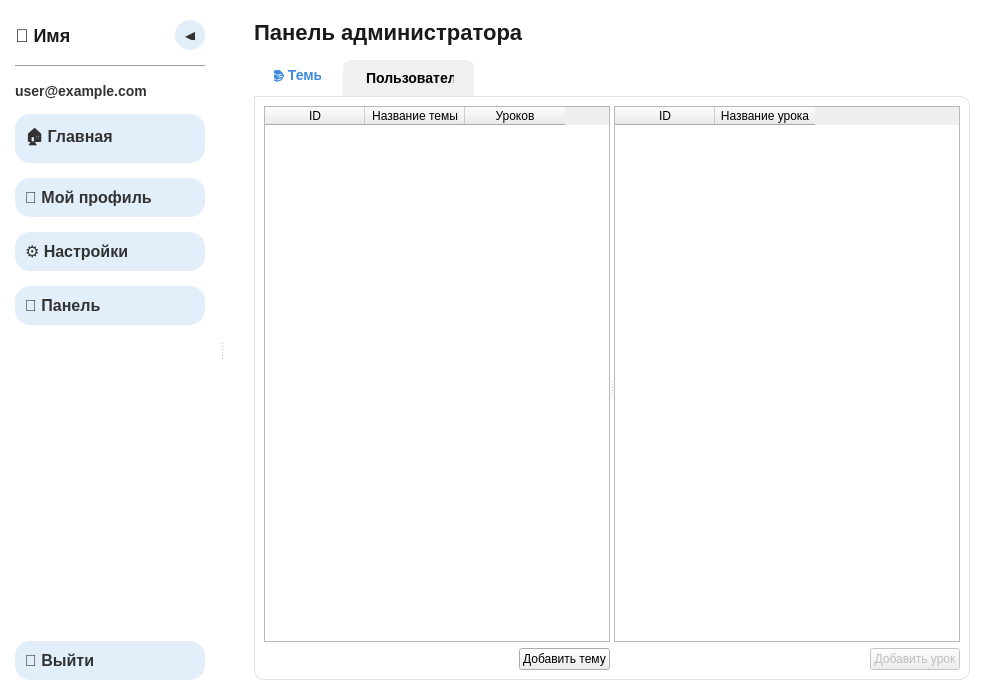
The window that app/ui/main.ui (vasilisqq/music_app) describes before a commit, drawn with Qt 5.
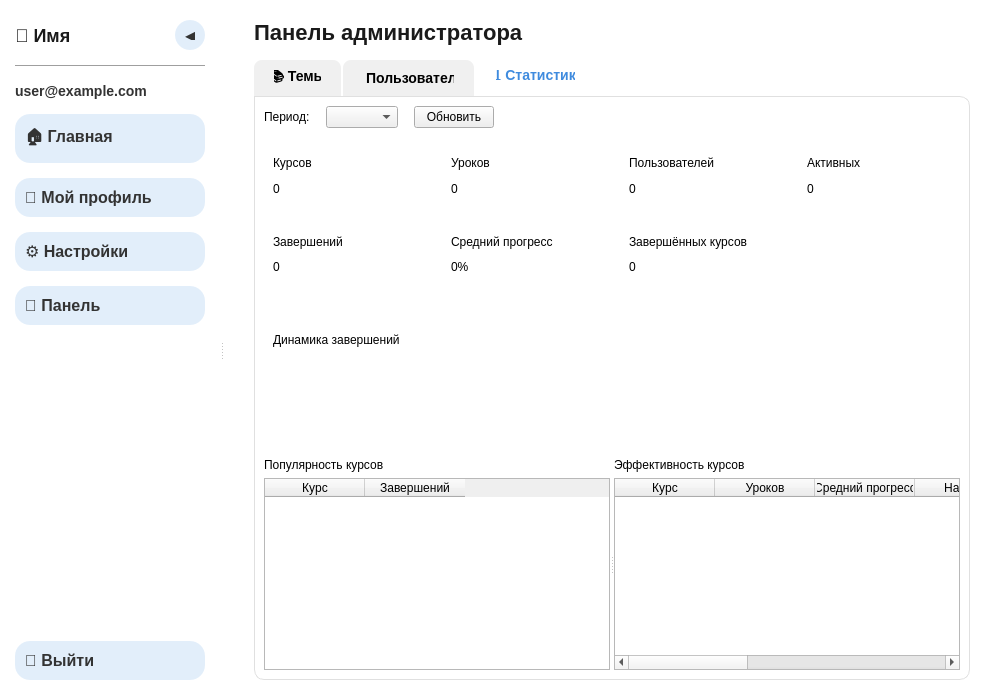
The same window after the commit. The open tabs and pages were chosen to show the change.

Patch:
```diff
--- a/app/ui/main.ui
+++ b/app/ui/main.ui
@@ -764,7 +764,124 @@
              </item>
             </layout>
            </widget>
-           
+           <widget class="QWidget" name="tab_stats">
+            <attribute name="title">
+             <string>📊 Статистика</string>
+            </attribute>
+            <layout class="QVBoxLayout" name="verticalLayout_tab_stats">
+             <property name="spacing">
+              <number>16</number>
+             </property>
+             <item>
+              <layout class="QHBoxLayout" name="statsToolbarLayout">
+               <item>
+                <widget class="QLabel" name="statsPeriodLabel">
+                 <property name="text">
+                  <string>Период:</string>
+                 </property>
+                </widget>
+               </item>
+               <item>
+                <widget class="QComboBox" name="statsPeriodCombo"/>
+               </item>
+               <item>
+                <widget class="QPushButton" name="statsRefreshBtn">
+                 <property name="text">
+                  <string>Обновить</string>
+                 </property>
+                </widget>
+               </item>
+               <item>
+                <spacer name="statsToolbarSpacer">
+                 <property name="orientation">
+                  <enum>Qt::Horizontal</enum>
+                 </property>
+                 <property name="sizeHint" stdset="0">
+                  <size>
+                   <width>40</width>
+                   <height>20</height>
+                  </size>
+                 </property>
+                </spacer>
+               </item>
+              </layout>
+             </item>
+             <item>
+              <layout class="QGridLayout" name="statsSummaryGrid">
+               <item row="0" column="0"><widget class="QFrame" name="statsCardCourses"><layout class="QVBoxLayout" name="statsCardCoursesLayout"><item><widget class="QLabel" name="statsCoursesTitle"><property name="text"><string>Курсов</string></property></widget></item><item><widget class="QLabel" name="statsCoursesValue"><property name="text"><string>0</string></property></widget></item></layout></widget></item>
+               <item row="0" column="1"><widget class="QFrame" name="statsCardLessons"><layout class="QVBoxLayout" name="statsCardLessonsLayout"><item><widget class="QLabel" name="statsLessonsTitle"><property name="text"><string>Уроков</string></property></widget></item><item><widget class="QLabel" name="statsLessonsValue"><property name="text"><string>0</string></property></widget></item></layout></widget></item>
+               <item row="0" column="2"><widget class="QFrame" name="statsCardUsers"><layout class="QVBoxLayout" name="statsCardUsersLayout"><item><widget class="QLabel" name="statsUsersTitle"><property name="text"><string>Пользователей</string></property></widget></item><item><widget class="QLabel" name="statsUsersValue"><property name="text"><string>0</string></property></widget></item></layout></widget></item>
+               <item row="0" column="3"><widget class="QFrame" name="statsCardActiveUsers"><layout class="QVBoxLayout" name="statsCardActiveUsersLayout"><item><widget class="QLabel" name="statsActiveUsersTitle"><property name="text"><string>Активных</string></property></widget></item><item><widget class="QLabel" name="statsActiveUsersValue"><property name="text"><string>0</string></property></widget></item></layout></widget></item>
+               <item row="1" column="0"><widget class="QFrame" name="statsCardCompletions"><layout class="QVBoxLayout" name="statsCardCompletionsLayout"><item><widget class="QLabel" name="statsCompletionsTitle"><property name="text"><string>Завершений</string></property></widget></item><item><widget class="QLabel" name="statsCompletionsValue"><property name="text"><string>0</string></property></widget></item></layout></widget></item>
+               <item row="1" column="1"><widget class="QFrame" name="statsCardAvgProgress"><layout class="QVBoxLayout" name="statsCardAvgProgressLayout"><item><widget class="QLabel" name="statsAvgProgressTitle"><property name="text"><string>Средний прогресс</string></property></widget></item><item><widget class="QLabel" name="statsAvgProgressValue"><property name="text"><string>0%</string></property></widget></item></layout></widget></item>
+               <item row="1" column="2"><widget class="QFrame" name="statsCardCompletedCourses"><layout class="QVBoxLayout" name="statsCardCompletedCoursesLayout"><item><widget class="QLabel" name="statsCompletedCoursesTitle"><property name="text"><string>Завершённых курсов</string></property></widget></item><item><widget class="QLabel" name="statsCompletedCoursesValue"><property name="text"><string>0</string></property></widget></item></layout></widget></item>
+              </layout>
+             </item>
+             <item>
+              <widget class="QFrame" name="statsChartFrame">
+               <layout class="QVBoxLayout" name="statsChartLayout">
+                <item>
+                 <widget class="QLabel" name="statsChartTitle">
+                  <property name="text">
+                   <string>Динамика завершений</string>
+                  </property>
+                 </widget>
+                </item>
+                <item>
+                 <widget class="QWidget" name="statsChartPlaceholder" native="true"/>
+                </item>
+               </layout>
+              </widget>
+             </item>
+             <item>
+              <widget class="QSplitter" name="statsTablesSplitter">
+               <property name="orientation">
+                <enum>Qt::Horizontal</enum>
+               </property>
+               <widget class="QWidget" name="statsPopularityContainer">
+                <layout class="QVBoxLayout" name="statsPopularityLayout">
+                 <item>
+                  <widget class="QLabel" name="statsPopularityTitle">
+                   <property name="text">
+                    <string>Популярность курсов</string>
+                   </property>
+                  </widget>
+                 </item>
+                 <item>
+                  <widget class="QTableWidget" name="table_stats_popularity">
+                   <column><property name="text"><string>Курс</string></property></column>
+                   <column><property name="text"><string>Завершений</string></property></column>
+                  </widget>
+                 </item>
+                </layout>
+               </widget>
+               <widget class="QWidget" name="statsProgressContainer">
+                <layout class="QVBoxLayout" name="statsProgressLayout">
+                 <item>
+                  <widget class="QLabel" name="statsProgressTitle">
+                   <property name="text">
+                    <string>Эффективность курсов</string>
+                   </property>
+                  </widget>
+                 </item>
+                 <item>
+                  <widget class="QTableWidget" name="table_stats_progress">
+                   <column><property name="text"><string>Курс</string></property></column>
+                   <column><property name="text"><string>Уроков</string></property></column>
+                   <column><property name="text"><string>Средний прогресс</string></property></column>
+                   <column><property name="text"><string>Начали</string></property></column>
+                   <column><property name="text"><string>25%</string></property></column>
+                   <column><property name="text"><string>50%</string></property></column>
+                   <column><property name="text"><string>75%</string></property></column>
+                   <column><property name="text"><string>100%</string></property></column>
+                  </widget>
+                 </item>
+                </layout>
+               </widget>
+              </widget>
+             </item>
+            </layout>
+           </widget>
           </widget>
          </item>
         </layout>
```
